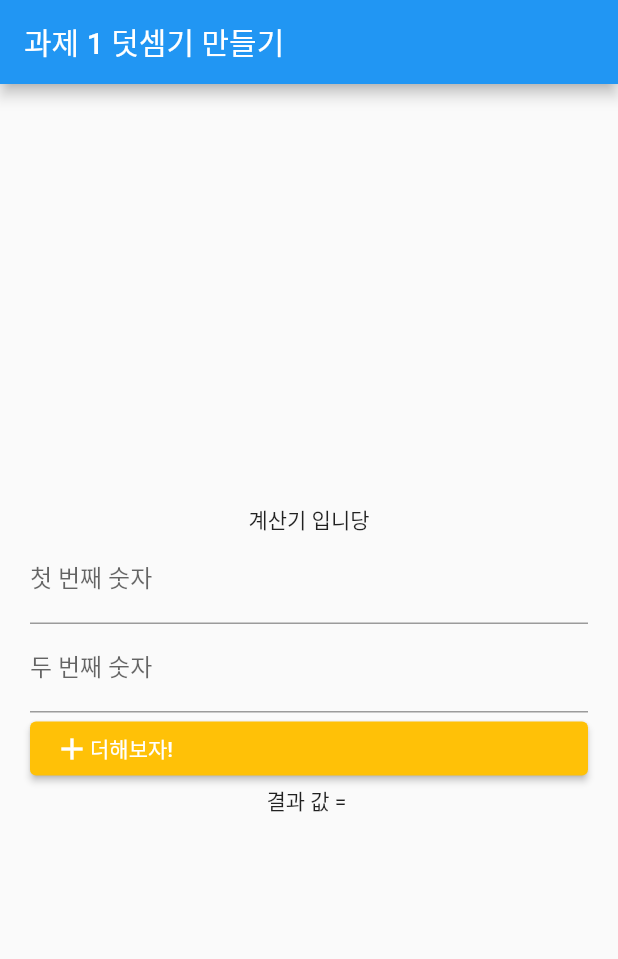
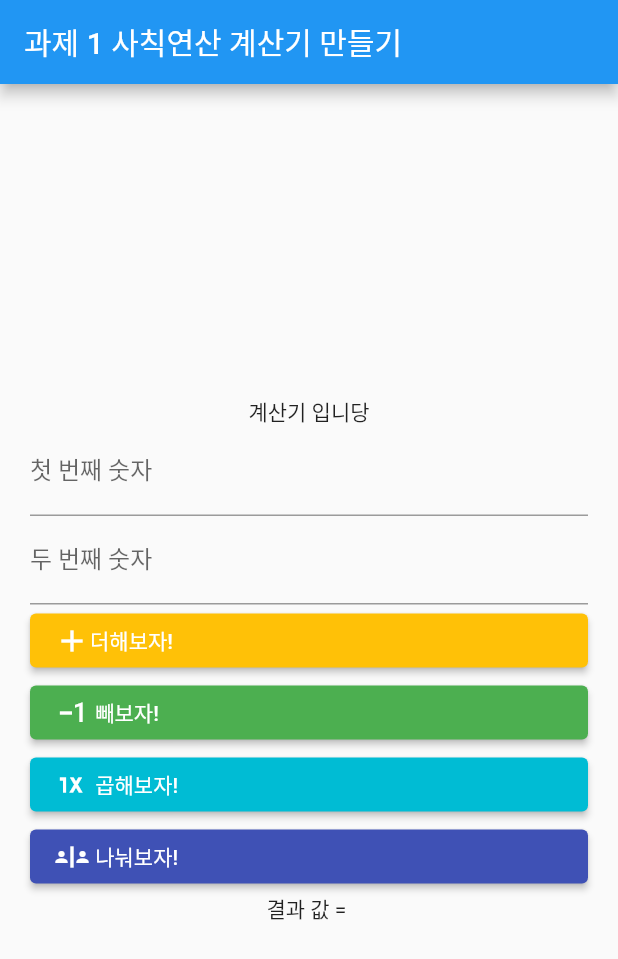
Before and after one commit to seunggyun-jeong/Mobile-Software-Application-with-Flutter, a Flutter app: the screen it shows after launch, after a tap on "더해보자!", on a phone screen of 412 x 824 dp. Shown: the top 959 px of the screen. Run offline on Flutter 3.47's test engine with Material 2 defaults, Android fonts, the phone set to English and light mode, and no system bars.

Commit message:
[ASSIGNMENT] 과제 1 사칙연산 계산기

```diff
--- a/assignment1_Calculator/lib/main.dart
+++ b/assignment1_Calculator/lib/main.dart
@@ -10,14 +10,14 @@ class MyApp extends StatelessWidget {
   @override
   Widget build(BuildContext context) {
     return MaterialApp(
-      title: '과제 1 덧셈기 만들기',
+      title: '과제 1 사칙연산 계산기 만들기',
       theme: ThemeData(
         primarySwatch: Colors.blue,
         visualDensity: VisualDensity.adaptivePlatformDensity,
       ),
       darkTheme: ThemeData.light(),
       home: Scaffold(
-        appBar: AppBar(title: const Text('과제 1 덧셈기 만들기')),
+        appBar: AppBar(title: const Text('과제 1 사칙연산 계산기 만들기')),
         body: calculator()
       )
     );
@@ -31,9 +31,42 @@ class calculator extends StatefulWidget {
 }
 
 class _calculatorState extends State<calculator> {
-  String sum = "";
+  String _result = "";
+
   TextEditingController val1 = TextEditingController();
   TextEditingController val2 = TextEditingController();
+
+  void add() {
+    setState(() {
+      int result = int.parse(val1.value.text) + int.parse(val2.value.text);
+      _result = '$result';
+      print('$result');
+    });
+  }
+
+  void subtract() {
+    setState(() {
+      int result = int.parse(val1.value.text) - int.parse(val2.value.text);
+      _result = '$result';
+      print('$result');
+    });
+  }
+
+  void multiply() {
+    setState(() {
+      int result = int.parse(val1.value.text) * int.parse(val2.value.text);
+      _result = '$result';
+      print('$result');
+    });
+  }
+
+  void divide() {
+    setState(() {
+      double result = int.parse(val1.value.text) / int.parse(val2.value.text);
+      _result = '$result';
+      print('$result');
+    });
+  }
 
   @override
   Widget build(BuildContext context) {
@@ -61,21 +94,45 @@ class _calculatorState extends State<calculator> {
               ),
               ElevatedButton(
                 style: ButtonStyle(backgroundColor: MaterialStateProperty.all(Colors.amber)),
-                onPressed: () {
-                  setState(() {
-                    int result = int.parse(val1.value.text) + int.parse(val2.value.text);
-                    sum = '$result';
-                    print('$result');
-                  });
-                },
+                onPressed: add,
                 child: Row(
                   children: const <Widget>[
                     Icon(Icons.add),
-                    Text('더해보자!'),
+                    Text('\더해보자!'),
                   ],
                 ),
               ),
-              Text('결과 값 = $sum'),
+              ElevatedButton(
+                style: ButtonStyle(backgroundColor: MaterialStateProperty.all(Colors.green)),
+                onPressed: subtract,
+                child: Row(
+                  children: const <Widget>[
+                    Icon(Icons.exposure_minus_1),
+                    Text('\t빼보자!'),
+                  ],
+                ),
+              ),
+              ElevatedButton(
+                style: ButtonStyle(backgroundColor: MaterialStateProperty.all(Colors.cyan)),
+                onPressed: multiply,
+                child: Row(
+                  children: const <Widget>[
+                    Icon(Icons.one_x_mobiledata),
+                    Text('\t곱해보자!'),
+                  ],
+                ),
+              ),
+              ElevatedButton(
+                style: ButtonStyle(backgroundColor: MaterialStateProperty.all(Colors.indigo)),
+                onPressed: divide,
+                child: Row(
+                  children: const <Widget>[
+                    Icon(Icons.safety_divider),
+                    Text('\t나눠보자!'),
+                  ],
+                ),
+              ),
+              Text('결과 값 = $_result'),
             ],
           ),
         ),
@@ -83,105 +140,3 @@ class _calculatorState extends State<calculator> {
     );
   }
 }
-
-
-
-
-
-
-
-
-
-
-
-
-
-
-
-
-// Example
-
-class MyHomePage extends StatefulWidget {
-  const MyHomePage({super.key, required this.title});
-
-  // This widget is the home page of your application. It is stateful, meaning
-  // that it has a State object (defined below) that contains fields that affect
-  // how it looks.
-
-  // This class is the configuration for the state. It holds the values (in this
-  // case the title) provided by the parent (in this case the App widget) and
-  // used by the build method of the State. Fields in a Widget subclass are
-  // always marked "final".
-
-  final String title;
-
-  @override
-  State<MyHomePage> createState() => _MyHomePageState();
-}
-
-class _MyHomePageState extends State<MyHomePage> {
-  int _counter = 0;
-
-  void _incrementCounter() {
-    setState(() {
-      // This call to setState tells the Flutter framework that something has
-      // changed in this State, which causes it to rerun the build method below
-      // so that the display can reflect the updated values. If we changed
-      // _counter without calling setState(), then the build method would not be
-      // called again, and so nothing would appear to happen.
-      _counter++;
-    });
-  }
-
-  @override
-  Widget build(BuildContext context) {
-    // This method is rerun every time setState is called, for instance as done
-    // by the _incrementCounter method above.
-    //
-    // The Flutter framework has been optimized to make rerunning build methods
-    // fast, so that you can just rebuild anything that needs updating rather
-    // than having to individually change instances of widgets.
-    return Scaffold(
-      appBar: AppBar(
-        // Here we take the value from the MyHomePage object that was created by
-        // the App.build method, and use it to set our appbar title.
-        title: Text(widget.title),
-      ),
-      body: Center(
-        // Center is a layout widget. It takes a single child and positions it
-        // in the middle of the parent.
-        child: Column(
-          // Column is also a layout widget. It takes a list of children and
-          // arranges them vertically. By default, it sizes itself to fit its
-          // children horizontally, and tries to be as tall as its parent.
-          //
-          // Invoke "debug painting" (press "p" in the console, choose the
-          // "Toggle Debug Paint" action from the Flutter Inspector in Android
-          // Studio, or the "Toggle Debug Paint" command in Visual Studio Code)
-          // to see the wireframe for each widget.
-          //
-          // Column has various properties to control how it sizes itself and
-          // how it positions its children. Here we use mainAxisAlignment to
-          // center the children vertically; the main axis here is the vertical
-          // axis because Columns are vertical (the cross axis would be
-          // horizontal).
-          mainAxisAlignment: MainAxisAlignment.center,
-          children: <Widget>[
-            const Text(
-              'You have pushed the button this many times:',
-            ),
-            Text(
-              '$_counter',
-              style: Theme.of(context).textTheme.headline4,
-            ),
-          ],
-        ),
-      ),
-      floatingActionButton: FloatingActionButton(
-        onPressed: _incrementCounter,
-        tooltip: 'Increment',
-        child: const Icon(Icons.add),
-      ), // This trailing comma makes auto-formatting nicer for build methods.
-    );
-  }
-}
--- a/assignment1_Calculator/pubspec.yaml
+++ b/assignment1_Calculator/pubspec.yaml
@@ -59,6 +59,9 @@ flutter:
   # the material Icons class.
   uses-material-design: true
 
+
+  assets:
+    - image/github.png
   # To add assets to your application, add an assets section, like this:
   # assets:
   #   - images/a_dot_burr.jpeg
```
Also changed, not shown: assignment1_Calculator/image/github.png (added).
